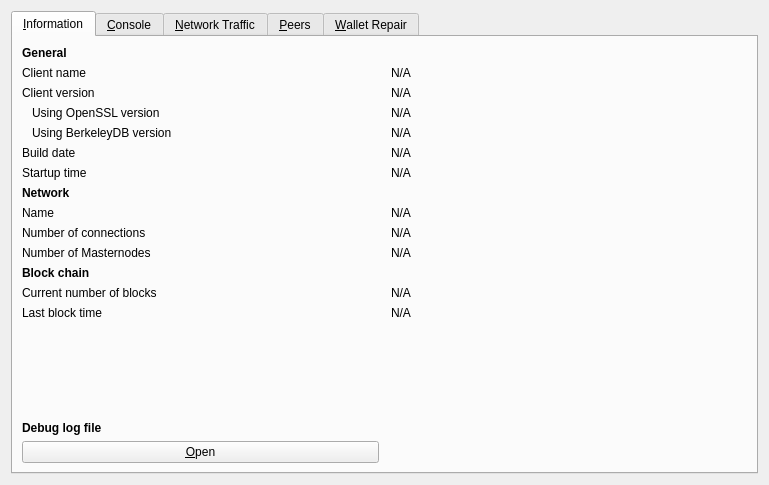
This is src/qt/forms/rpcconsole.ui in LytixChain/lytix as Qt 5 draws it before an edit. The edited form follows.
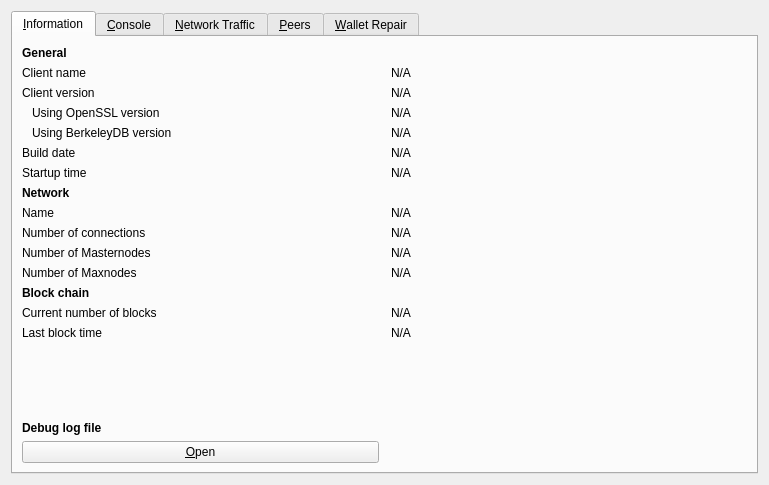
This is the edited form. The open tabs and pages were chosen to show the change. Icons and pictures are not drawn. Custom widgets are drawn as their Qt base class.

Commit message: RPCConsole add Maxnode number

Diff of the .ui file:
```diff
--- a/src/qt/forms/rpcconsole.ui
+++ b/src/qt/forms/rpcconsole.ui
@@ -267,6 +267,29 @@
         </widget>
        </item>
        <item row="11" column="0">
+        <widget class="QLabel" name="maxnodeCountLabel">
+         <property name="text">
+          <string>Number of Maxnodes</string>
+         </property>
+        </widget>
+       </item>
+       <item row="11" column="1">
+        <widget class="QLabel" name="maxnodeCount">
+         <property name="cursor">
+          <cursorShape>IBeamCursor</cursorShape>
+         </property>
+         <property name="text">
+          <string>N/A</string>
+         </property>
+         <property name="textFormat">
+          <enum>Qt::PlainText</enum>
+         </property>
+         <property name="textInteractionFlags">
+          <set>Qt::LinksAccessibleByMouse|Qt::TextSelectableByKeyboard|Qt::TextSelectableByMouse</set>
+         </property>
+        </widget>
+       </item>
+       <item row="12" column="0">
         <widget class="QLabel" name="blockchainHeader">
          <property name="font">
           <font>
@@ -279,14 +302,14 @@
          </property>
         </widget>
        </item>
-       <item row="12" column="0">
+       <item row="13" column="0">
         <widget class="QLabel" name="numberOfBlocksLabel">
          <property name="text">
           <string>Current number of blocks</string>
          </property>
         </widget>
        </item>
-       <item row="12" column="1">
+       <item row="13" column="1">
         <widget class="QLabel" name="numberOfBlocks">
          <property name="cursor">
           <cursorShape>IBeamCursor</cursorShape>
@@ -302,14 +325,14 @@
          </property>
         </widget>
        </item>
-       <item row="13" column="0">
+       <item row="14" column="0">
         <widget class="QLabel" name="lastBlockTimeLabel">
          <property name="text">
           <string>Last block time</string>
          </property>
         </widget>
        </item>
-       <item row="13" column="1">
+       <item row="14" column="1">
         <widget class="QLabel" name="lastBlockTime">
          <property name="cursor">
           <cursorShape>IBeamCursor</cursorShape>
@@ -325,7 +348,7 @@
          </property>
         </widget>
        </item>
-       <item row="14" column="0">
+       <item row="15" column="0">
         <spacer name="verticalSpacer_2">
          <property name="orientation">
           <enum>Qt::Vertical</enum>
@@ -338,7 +361,7 @@
          </property>
         </spacer>
        </item>
-       <item row="15" column="0">
+       <item row="16" column="0">
         <widget class="QLabel" name="debugLogFileHeader">
          <property name="font">
           <font>
@@ -351,7 +374,7 @@
          </property>
         </widget>
        </item>
-       <item row="16" column="0">
+       <item row="17" column="0">
         <widget class="QPushButton" name="openDebugLogfileButton">
          <property name="toolTip">
           <string>Open the Lytix debug log file from the current data directory. This can take a few seconds for large log files.</string>
```
